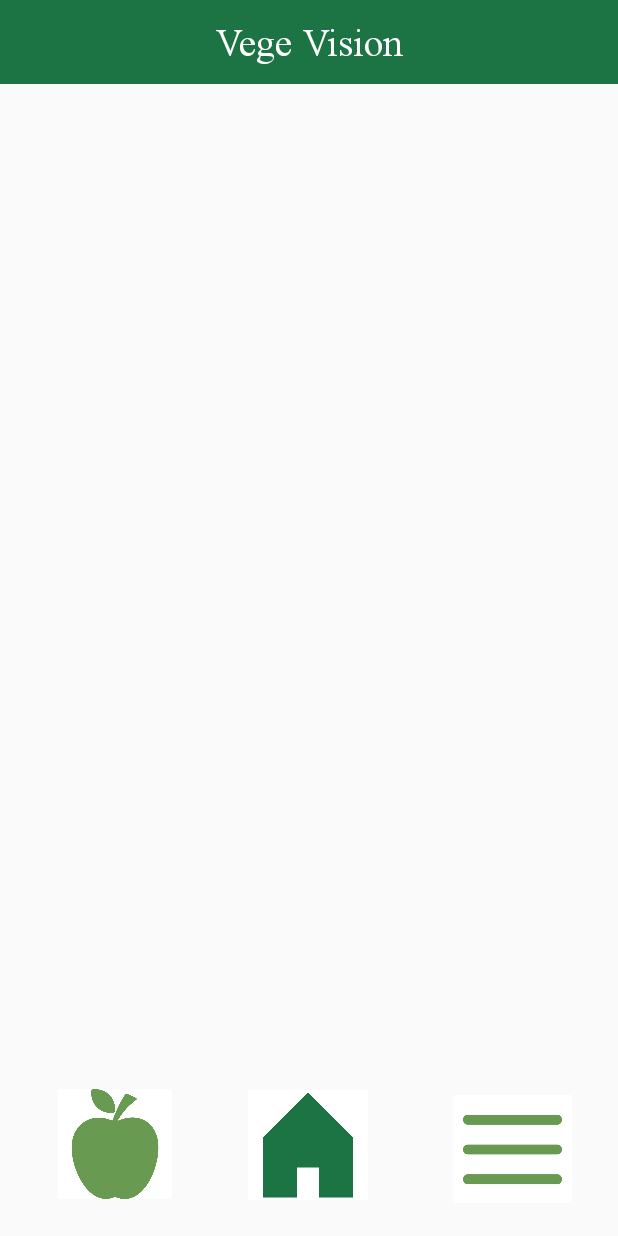
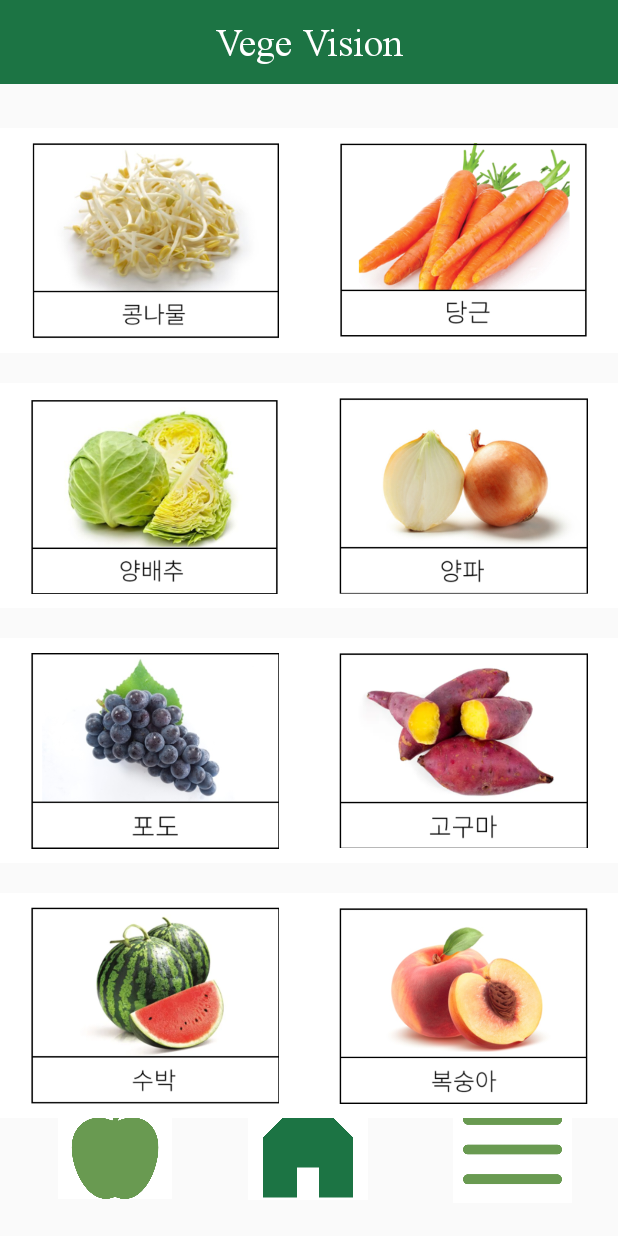
Before and after one commit to sohds/VegeVisionApp, an Android app: the TipActivity screen opened directly, with no data from a screen before it, on a phone screen of 412 x 824 dp. Run offline under Robolectric (Android 15) with nearby library versions, the phone set to English and light mode, and no system bars.

Commit message:
commit message add

```diff
--- a/app/src/main/res/layout/tips_page.xml
+++ b/app/src/main/res/layout/tips_page.xml
@@ -27,6 +27,9 @@
             android:textSize="26sp" />
 
     </androidx.appcompat.widget.Toolbar>
+
+
+           <!-- bottom button -->
 
     <ImageButton
         android:id="@+id/imageButton2"
@@ -77,6 +80,135 @@
         tools:ignore="UseAppTint" />
 
 
+    <!-- Scroll View -->
+
+    <ScrollView
+        android:layout_width="match_parent"
+        android:layout_height="match_parent"
+        android:paddingTop="55dp"
+        android:fillViewport="true">
+
+
+        <!-- First Row -->
+        <LinearLayout
+            android:layout_width="match_parent"
+            android:layout_height="wrap_content"
+            android:orientation="vertical"
+            tools:ignore="MissingConstraints">
+
+
+            <LinearLayout
+                android:layout_width="match_parent"
+                android:layout_height="wrap_content"
+                android:orientation="horizontal"
+                android:paddingTop="30dp">
+
+                <ImageButton
+                    android:layout_width="0dp"
+                    android:layout_height="150dp"
+                    android:layout_weight="1"
+                    android:background="@color/white"
+                    android:scaleType="centerCrop"
+                    android:src="@drawable/beansprouts"
+                    android:padding="20dp" />
+
+
+                <ImageButton
+                    android:layout_width="0dp"
+                    android:layout_height="150dp"
+                    android:layout_weight="1"
+                    android:background="@color/white"
+                    android:scaleType="centerCrop"
+                    android:src="@drawable/carrot"
+                    android:padding="20dp" />
+
+            </LinearLayout>
+
+            <!-- Second Row -->
+            <LinearLayout
+                android:layout_width="match_parent"
+                android:layout_height="wrap_content"
+                android:orientation="horizontal"
+                android:paddingTop="20dp">
+
+                <ImageButton
+                    android:layout_width="0dp"
+                    android:layout_height="150dp"
+                    android:layout_weight="1"
+                    android:background="@color/white"
+                    android:scaleType="centerCrop"
+                    android:src="@drawable/cabbage"
+                    android:padding="20dp" />
+
+                <ImageButton
+                    android:layout_width="0dp"
+                    android:layout_height="150dp"
+                    android:layout_weight="1"
+                    android:background="@color/white"
+                    android:scaleType="centerCrop"
+                    android:src="@drawable/onion"
+                    android:padding="20dp" />
+
+            </LinearLayout>
+
+            <!-- Third Row -->
+            <LinearLayout
+                android:layout_width="match_parent"
+                android:layout_height="wrap_content"
+                android:orientation="horizontal"
+                android:paddingTop="20dp">
+
+                <ImageButton
+                    android:layout_width="0dp"
+                    android:layout_height="150dp"
+                    android:layout_weight="1"
+                    android:background="@color/white"
+                    android:scaleType="centerCrop"
+                    android:src="@drawable/grape"
+                    android:padding="20dp" />
+
+                <ImageButton
+                    android:layout_width="0dp"
+                    android:layout_height="150dp"
+                    android:layout_weight="1"
+                    android:background="@color/white"
+                    android:scaleType="centerCrop"
+                    android:src="@drawable/sweetpotato"
+                    android:padding="20dp" />
+
+            </LinearLayout>
+
+            <!-- Fourth Row -->
+            <LinearLayout
+                android:layout_width="match_parent"
+                android:layout_height="wrap_content"
+                android:orientation="horizontal"
+                android:paddingTop="20dp">
+
+                <ImageButton
+                    android:layout_width="0dp"
+                    android:layout_height="150dp"
+                    android:layout_weight="1"
+                    android:background="@color/white"
+                    android:scaleType="centerCrop"
+                    android:src="@drawable/watermelon"
+                    android:padding="20dp" />
+
+                <ImageButton
+                    android:layout_width="0dp"
+                    android:layout_height="150dp"
+                    android:layout_weight="1"
+                    android:background="@color/white"
+                    android:scaleType="centerCrop"
+                    android:src="@drawable/peach"
+                    android:padding="20dp" />
+
+            </LinearLayout>
+
+        </LinearLayout>
+    </ScrollView>
+
+
 
 
 
```
Also changed, not shown: app/src/main/res/drawable/beansprouts.png (added), app/src/main/res/drawable/cabbage.png (added), app/src/main/res/drawable/carrot.png (added), app/src/main/res/drawable/grape.png (added), app/src/main/res/drawable/onion.png (added), app/src/main/res/drawable/peach.png (added), app/src/main/res/drawable/sweetpotato.png (added), app/src/main/res/drawable/watermelon.png (added).
